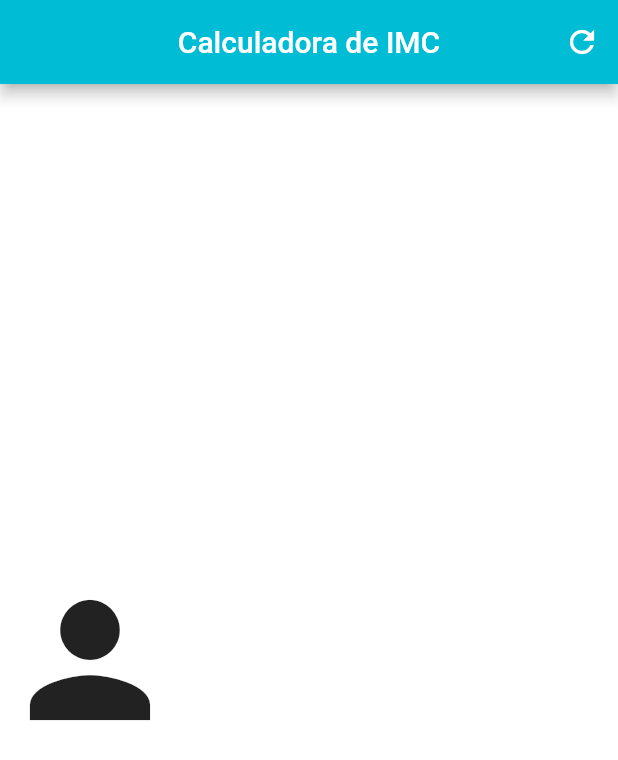
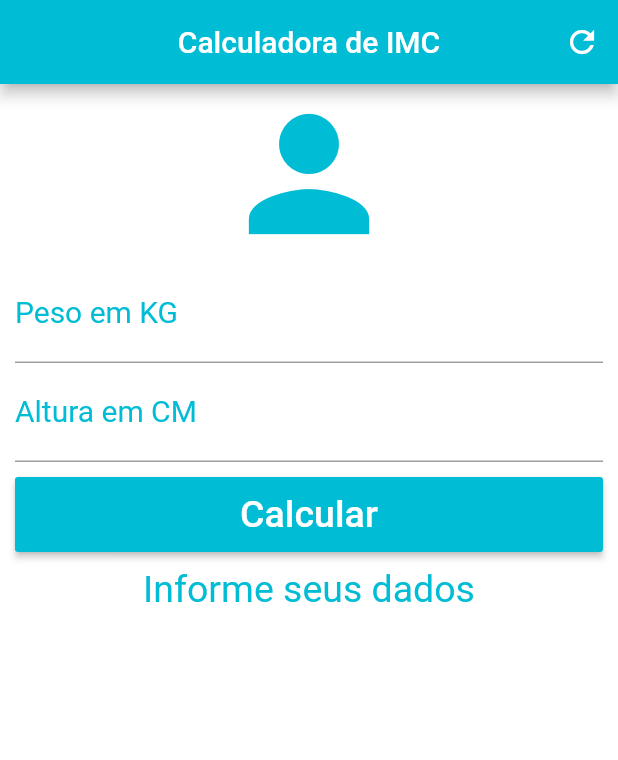
Before and after one commit to andersonAncilon/flutter_calculadora_imc, a Flutter app: the screen it shows after launch, on a phone screen of 412 x 824 dp. Shown: the top 760 px of the screen. Run offline on Flutter 3.47's test engine with Material 2 defaults, Android fonts, the phone set to English and light mode, and no system bars.

Commit message:
Aplicativo concluido.

```diff
--- a/lib/main.dart
+++ b/lib/main.dart
@@ -1,14 +1,8 @@
-
-
 import 'package:flutter/cupertino.dart';
 import 'package:flutter/material.dart';
 
 void main() {
-  runApp(
-    MaterialApp(
-      home: Home()
-    )
-  );
+  runApp(MaterialApp(home: Home()));
 }
 
 class Home extends StatefulWidget {
@@ -17,6 +11,57 @@ class Home extends StatefulWidget {
 }
 
 class _HomeState extends State<Home> {
+  TextEditingController weightController = TextEditingController();
+  TextEditingController heightController = TextEditingController();
+
+  GlobalKey<FormState> _formKey = GlobalKey<FormState>();
+
+  String _infoText = "Informe seus dados";
+
+  void _resetFields() {
+    weightController.text = "";
+    heightController.text = "";
+
+    //Example of set state using arrow function
+    setState(() => _infoText = "Informe seus dados");
+
+    _formKey = GlobalKey<FormState>();
+  }
+
+  void _calculate() {
+    double weight = double.parse(weightController.text);
+    double height = double.parse(heightController.text) / 100;
+    double imc = weight / (height * height);
+
+    print(imc);
+
+    if (imc < 18.6) {
+      setState(() {
+        _infoText = "Abaixo do peso (${imc.toStringAsPrecision(4)})";
+      });
+    } else if (imc >= 18.6 && imc <= 24.9) {
+      setState(() {
+        _infoText = "Peso ideal (${imc.toStringAsPrecision(4)})";
+      });
+    } else if (imc >= 24.9 && imc <= 29.9) {
+      setState(() {
+        _infoText = "Levemente acima do peso (${imc.toStringAsPrecision(4)})";
+      });
+    } else if (imc >= 29.9 && imc <= 34.9) {
+      setState(() {
+        _infoText = "Obesidade grau I (${imc.toStringAsPrecision(4)})";
+      });
+    } else if (imc >= 34.9 && imc <= 39.9) {
+      setState(() {
+        _infoText = "Obesidade grau II (${imc.toStringAsPrecision(4)})";
+      });
+    } else if (imc >= 40) {
+      setState(() {
+        _infoText = "Obesidade grau III (${imc.toStringAsPrecision(4)})";
+      });
+    }
+  }
+
   @override
   Widget build(BuildContext context) {
     return Scaffold(
@@ -28,18 +73,75 @@ class _HomeState extends State<Home> {
             IconButton(
               icon: Icon(Icons.refresh),
               onPressed: () {
-              debugPrint("Botao de refresh clicado");
+                _resetFields();
               },
             )
           ],
         ),
         backgroundColor: Colors.white,
-      body: Column(
-        mainAxisAlignment: MainAxisAlignment.center,
+        body: SingleChildScrollView(
+            padding: EdgeInsets.fromLTRB(10, 0.0, 10, 0.0),
+            child: Form(
+              key: _formKey,
+              child: Column(
+                crossAxisAlignment: CrossAxisAlignment.stretch,
                 children: <Widget>[
-          Icon(Icons.person, size: 120.0)
+                  Icon(Icons.person, size: 120.0, color: Colors.cyan),
+                  TextFormField(
+                    keyboardType: TextInputType.number,
+                    decoration: InputDecoration(
+                      labelText: "Peso em KG",
+                      labelStyle: TextStyle(color: Colors.cyan),
+                    ),
+                    textAlign: TextAlign.center,
+                    style: TextStyle(color: Colors.cyan, fontSize: 20.0),
+                    controller: weightController,
+                    validator: (value) {
+                      if (value.isEmpty) {
+                        return "Insira seu peso!";
+                      }
+                    },
+                  ),
+                  TextFormField(
+                    keyboardType: TextInputType.number,
+                    decoration: InputDecoration(
+                      labelText: "Altura em CM",
+                      labelStyle: TextStyle(color: Colors.cyan),
+                    ),
+                    textAlign: TextAlign.center,
+                    style: TextStyle(color: Colors.cyan, fontSize: 20.0),
+                    controller: heightController,
+                    validator: (value) {
+                      if (value.isEmpty) {
+                        return "Insira sua altura!";
+                      }
+                    },
+                  ),
+                  Padding(
+                    child: Container(
+                      height: 50.0,
+                      child: RaisedButton(
+                        onPressed: () {
+                          if (_formKey.currentState.validate()) {
+                            _calculate();
+                          }
+                        },
+                        child: Text(
+                          "Calcular",
+                          style: TextStyle(color: Colors.white, fontSize: 25.0),
+                        ),
+                        color: Colors.cyan,
+                      ),
+                    ),
+                    padding: EdgeInsets.only(top: 10.0, bottom: 10.0),
+                  ),
+                  Text(
+                    _infoText,
+                    textAlign: TextAlign.center,
+                    style: TextStyle(color: Colors.cyan, fontSize: 25.0),
+                  )
                 ],
               ),
-    );
+            )));
   }
 }
```
Lines whose indentation alone changed are shown as unchanged.
